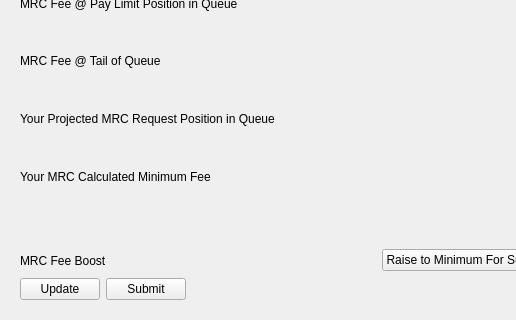
First picture: the form in src/qt/forms/mrcrequestpage.ui, repository gridcoin-community/Gridcoin-Research, before the edit; both pictures show x 0 to 516 and y 260 to 580 of the 694 by 580 pixel window.
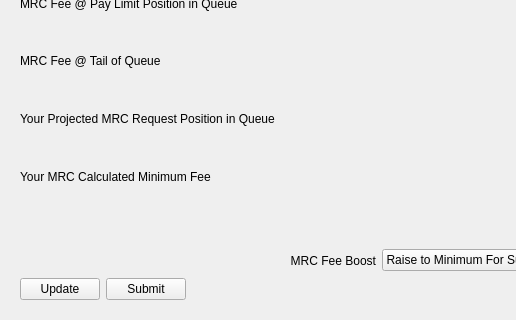
Second picture: the form after the edit. Icons and pictures are not drawn. Custom widgets are drawn as their Qt base class.

Commit message:
Enhance mrc request form
This commit implements functionality to hide the fee boost field
unless the MRC queue is full and fee boost is actually needed to
submit the MRC request. After several months of experience with
MRC in production, it has become apparent that some people were
unnecessarily putting GRC in the fee boost field, or outright
mistaking it for the amount of rewards to redeem.

```diff
--- a/src/qt/forms/mrcrequestpage.ui
+++ b/src/qt/forms/mrcrequestpage.ui
@@ -226,7 +226,7 @@
            <string>MRC Fee Boost</string>
           </property>
           <property name="alignment">
-           <set>Qt::AlignLeading|Qt::AlignLeft|Qt::AlignVCenter</set>
+           <set>Qt::AlignRight|Qt::AlignTrailing|Qt::AlignVCenter</set>
           </property>
          </widget>
         </item>
```
Left out of the diff: 11 changed lines with no effect on the pictures. The commit also changes 1 other file.
